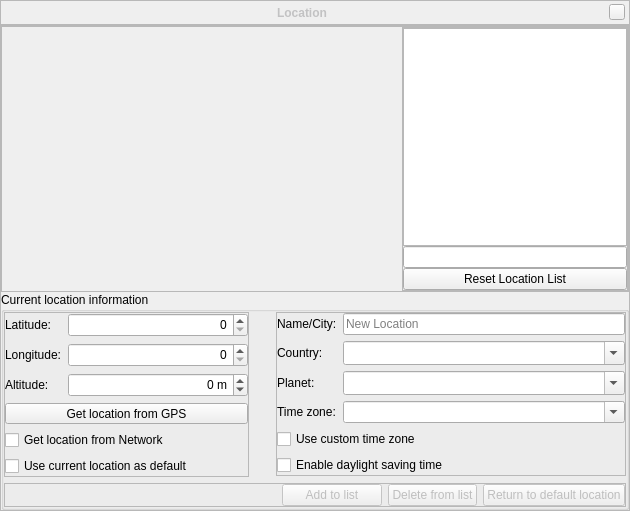
This is src/gui/locationDialogGui.ui in ultrapre/stellarium as Qt 5 draws it before an edit. The edited form follows.
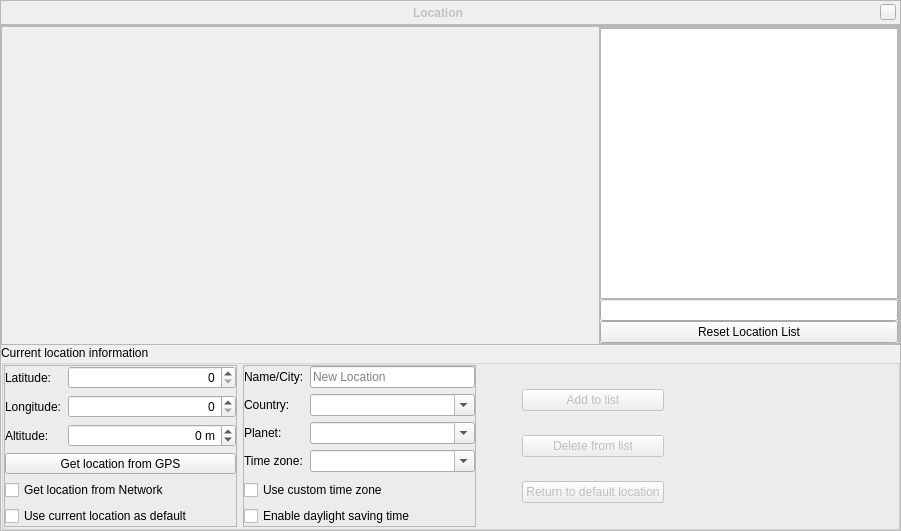
This is the edited form. Icons and pictures are not drawn. Custom widgets are drawn as their Qt base class.

Diff of the .ui file:
```diff
--- a/src/gui/locationDialogGui.ui
+++ b/src/gui/locationDialogGui.ui
@@ -6,8 +6,8 @@
    <rect>
     <x>0</x>
     <y>0</y>
-    <width>630</width>
-    <height>511</height>
+    <width>901</width>
+    <height>531</height>
    </rect>
   </property>
   <property name="styleSheet">
@@ -360,12 +360,6 @@
             </item>
             <item>
              <widget class="QLineEdit" name="citySearchLineEdit">
-              <property name="sizePolicy">
-               <sizepolicy hsizetype="Expanding" vsizetype="Fixed">
-                <horstretch>0</horstretch>
-                <verstretch>0</verstretch>
-               </sizepolicy>
-              </property>
               <property name="toolTip">
                <string>Standard list of locations contains only English names (without diacritics!)</string>
               </property>
@@ -410,7 +404,7 @@
         <property name="title">
          <string>Current location information</string>
         </property>
-        <layout class="QGridLayout" name="gridLayout">
+        <layout class="QHBoxLayout" name="horizontalLayout">
          <property name="leftMargin">
           <number>0</number>
          </property>
@@ -423,101 +417,7 @@
          <property name="bottomMargin">
           <number>0</number>
          </property>
-         <item row="2" column="1" colspan="3">
-          <widget class="QFrame" name="frame_3">
-           <property name="minimumSize">
-            <size>
-             <width>0</width>
-             <height>0</height>
-            </size>
-           </property>
-           <property name="frameShape">
-            <enum>QFrame::StyledPanel</enum>
-           </property>
-           <property name="frameShadow">
-            <enum>QFrame::Raised</enum>
-           </property>
-           <layout class="QHBoxLayout" name="horizontalLayout">
-            <property name="leftMargin">
-             <number>0</number>
-            </property>
-            <property name="topMargin">
-             <number>0</number>
-            </property>
-            <property name="rightMargin">
-             <number>0</number>
-            </property>
-            <property name="bottomMargin">
-             <number>0</number>
-            </property>
-            <item>
-             <spacer name="horizontalSpacer">
-              <property name="orientation">
-               <enum>Qt::Horizontal</enum>
-              </property>
-              <property name="sizeHint" stdset="0">
-               <size>
-                <width>40</width>
-                <height>20</height>
-               </size>
-              </property>
-             </spacer>
-            </item>
-            <item>
-             <widget class="QPushButton" name="addLocationToListPushButton">
-              <property name="enabled">
-               <bool>false</bool>
-              </property>
-              <property name="minimumSize">
-               <size>
-                <width>100</width>
-                <height>0</height>
-               </size>
-              </property>
-              <property name="focusPolicy">
-               <enum>Qt::NoFocus</enum>
-              </property>
-              <property name="text">
-               <string>Add to list</string>
-              </property>
-             </widget>
-            </item>
-            <item>
-             <widget class="QPushButton" name="deleteLocationFromListPushButton">
-              <property name="enabled">
-               <bool>false</bool>
-              </property>
-              <property name="minimumSize">
-               <size>
-                <width>60</width>
-                <height>0</height>
-               </size>
-              </property>
-              <property name="focusPolicy">
-               <enum>Qt::NoFocus</enum>
-              </property>
-              <property name="text">
-               <string>Delete from list</string>
-              </property>
-             </widget>
-            </item>
-            <item>
-             <widget class="QPushButton" name="pushButtonReturnToDefault">
-              <property name="enabled">
-               <bool>false</bool>
-              </property>
-              <property name="focusPolicy">
-               <enum>Qt::NoFocus</enum>
-              </property>
-              <property name="text">
-               <string>Return to default location</string>
-              </property>
-             </widget>
-            </item>
-           </layout>
-          </widget>
-         </item>
-         <item row="0" column="1">
+         <item>
           <widget class="QFrame" name="frame_4">
            <property name="sizePolicy">
             <sizepolicy hsizetype="Preferred" vsizetype="Minimum">
@@ -525,19 +425,13 @@
              <verstretch>0</verstretch>
             </sizepolicy>
            </property>
-           <property name="minimumSize">
-            <size>
-             <width>0</width>
-             <height>0</height>
-            </size>
-           </property>
            <property name="frameShape">
             <enum>QFrame::StyledPanel</enum>
            </property>
            <property name="frameShadow">
             <enum>QFrame::Raised</enum>
            </property>
-           <layout class="QGridLayout" name="gridLayout_4">
+           <layout class="QGridLayout" name="gridLayout_4" columnstretch="0,1">
             <property name="leftMargin">
              <number>0</number>
             </property>
@@ -562,12 +456,6 @@
             </item>
             <item row="2" column="1">
              <widget class="QSpinBox" name="altitudeSpinBox">
-              <property name="minimumSize">
-               <size>
-                <width>100</width>
-                <height>24</height>
-               </size>
-              </property>
               <property name="toolTip">
                <string>Enter the altitude in meter</string>
               </property>
@@ -611,12 +499,6 @@
             </item>
             <item row="1" column="1">
              <widget class="AngleSpinBox" name="longitudeSpinBox">
-              <property name="minimumSize">
-               <size>
-                <width>140</width>
-                <height>24</height>
-               </size>
-              </property>
               <property name="toolTip">
                <string>You can enter values in decimal degrees, or using dms format, for example: +1d 12m 8s</string>
               </property>
@@ -634,12 +516,6 @@
             </item>
             <item row="0" column="1">
              <widget class="AngleSpinBox" name="latitudeSpinBox">
-              <property name="minimumSize">
-               <size>
-                <width>180</width>
-                <height>24</height>
-               </size>
-              </property>
               <property name="toolTip">
                <string>You can enter values in decimal degrees, or using dms format, for example: +1d 12m 8s</string>
               </property>
@@ -685,33 +561,8 @@
            </layout>
           </widget>
          </item>
-         <item row="0" column="2">
-          <spacer name="horizontalSpacer_2">
-           <property name="orientation">
-            <enum>Qt::Horizontal</enum>
-           </property>
-           <property name="sizeHint" stdset="0">
-            <size>
-             <width>40</width>
-             <height>20</height>
-            </size>
-           </property>
-          </spacer>
-         </item>
-         <item row="0" column="3">
+         <item>
           <widget class="QFrame" name="frame_5">
-           <property name="sizePolicy">
-            <sizepolicy hsizetype="Preferred" vsizetype="Maximum">
-             <horstretch>0</horstretch>
-             <verstretch>0</verstretch>
-            </sizepolicy>
-           </property>
-           <property name="minimumSize">
-            <size>
-             <width>350</width>
-             <height>0</height>
-            </size>
-           </property>
            <property name="frameShape">
             <enum>QFrame::StyledPanel</enum>
            </property>
@@ -733,24 +584,6 @@
             </property>
             <item row="1" column="1">
              <widget class="QComboBox" name="countryNameComboBox">
-              <property name="sizePolicy">
-               <sizepolicy hsizetype="Preferred" vsizetype="Preferred">
-                <horstretch>0</horstretch>
-                <verstretch>0</verstretch>
-               </sizepolicy>
-              </property>
-              <property name="minimumSize">
-               <size>
-                <width>0</width>
-                <height>24</height>
-               </size>
-              </property>
-              <property name="maximumSize">
-               <size>
-                <width>16777215</width>
-                <height>24</height>
-               </size>
-              </property>
               <property name="editable">
                <bool>true</bool>
               </property>
@@ -759,27 +592,20 @@
               </property>
              </widget>
             </item>
-            <item row="0" column="1">
-             <widget class="QLineEdit" name="cityNameLineEdit">
-              <property name="placeholderText">
-               <string>New Location</string>
-              </property>
-             </widget>
-            </item>
-            <item row="2" column="0">
-             <widget class="QLabel" name="label_6">
-              <property name="text">
-               <string>Planet:</string>
-              </property>
-             </widget>
-            </item>
-            <item row="4" column="0" colspan="2">
+            <item row="5" column="0" colspan="2">
              <widget class="QCheckBox" name="useCustomTimeZoneCheckBox">
               <property name="text">
                <string>Use custom time zone</string>
               </property>
              </widget>
             </item>
+            <item row="2" column="0">
+             <widget class="QLabel" name="label_6">
+              <property name="text">
+               <string>Planet:</string>
+              </property>
+             </widget>
+            </item>
             <item row="3" column="0">
              <widget class="QLabel" name="timeZoneLabel">
               <property name="text">
@@ -787,6 +613,13 @@
               </property>
              </widget>
             </item>
+            <item row="0" column="1">
+             <widget class="QLineEdit" name="cityNameLineEdit">
+              <property name="placeholderText">
+               <string>New Location</string>
+              </property>
+             </widget>
+            </item>
             <item row="0" column="0">
              <widget class="QLabel" name="label_3">
               <property name="text">
@@ -809,24 +642,6 @@
             </item>
             <item row="2" column="1">
              <widget class="QComboBox" name="planetNameComboBox">
-              <property name="sizePolicy">
-               <sizepolicy hsizetype="Preferred" vsizetype="Preferred">
-                <horstretch>0</horstretch>
-                <verstretch>0</verstretch>
-               </sizepolicy>
-              </property>
-              <property name="minimumSize">
-               <size>
-                <width>0</width>
-                <height>24</height>
-               </size>
-              </property>
-              <property name="maximumSize">
-               <size>
-                <width>16777215</width>
-                <height>24</height>
-               </size>
-              </property>
               <property name="editable">
                <bool>true</bool>
               </property>
@@ -835,6 +650,19 @@
               </property>
              </widget>
             </item>
+            <item row="4" column="0">
+             <spacer name="verticalSpacer_2">
+              <property name="orientation">
+               <enum>Qt::Vertical</enum>
+              </property>
+              <property name="sizeHint" stdset="0">
+               <size>
+                <width>0</width>
+                <height>0</height>
+               </size>
+              </property>
+             </spacer>
+            </item>
             <item row="1" column="0">
              <widget class="QLabel" name="label_4">
               <property name="text">
@@ -842,7 +670,7 @@
               </property>
              </widget>
             </item>
-            <item row="5" column="0" colspan="2">
+            <item row="6" column="0" colspan="2">
              <widget class="QCheckBox" name="dstCheckBox">
               <property name="toolTip">
                <string/>
@@ -855,6 +683,148 @@
            </layout>
           </widget>
          </item>
+         <item>
+          <spacer name="horizontalSpacer_3">
+           <property name="orientation">
+            <enum>Qt::Horizontal</enum>
+           </property>
+           <property name="sizeType">
+            <enum>QSizePolicy::Fixed</enum>
+           </property>
+           <property name="sizeHint" stdset="0">
+            <size>
+             <width>40</width>
+             <height>20</height>
+            </size>
+           </property>
+          </spacer>
+         </item>
+         <item>
+          <layout class="QVBoxLayout" name="verticalLayout_2">
+           <property name="spacing">
+            <number>0</number>
+           </property>
+           <property name="leftMargin">
+            <number>0</number>
+           </property>
+           <item>
+            <spacer name="verticalSpacer_5">
+             <property name="orientation">
+              <enum>Qt::Vertical</enum>
+             </property>
+             <property name="sizeHint" stdset="0">
+              <size>
+               <width>0</width>
+               <height>0</height>
+              </size>
+             </property>
+            </spacer>
+           </item>
+           <item>
+            <widget class="QPushButton" name="addLocationToListPushButton">
+             <property name="enabled">
+              <bool>false</bool>
+             </property>
+             <property name="minimumSize">
+              <size>
+               <width>100</width>
+               <height>0</height>
+              </size>
+             </property>
+             <property name="focusPolicy">
+              <enum>Qt::NoFocus</enum>
+             </property>
+             <property name="text">
+              <string>Add to list</string>
+             </property>
+            </widget>
+           </item>
+           <item>
+            <spacer name="verticalSpacer_3">
+             <property name="orientation">
+              <enum>Qt::Vertical</enum>
+             </property>
+             <property name="sizeHint" stdset="0">
+              <size>
+               <width>0</width>
+               <height>0</height>
+              </size>
+             </property>
+            </spacer>
+           </item>
+           <item>
+            <widget class="QPushButton" name="deleteLocationFromListPushButton">
+             <property name="enabled">
+              <bool>false</bool>
+             </property>
+             <property name="minimumSize">
+              <size>
+               <width>60</width>
+               <height>0</height>
+              </size>
+             </property>
+             <property name="focusPolicy">
+              <enum>Qt::NoFocus</enum>
+             </property>
+             <property name="text">
+              <string>Delete from list</string>
+             </property>
+            </widget>
+           </item>
+           <item>
+            <spacer name="verticalSpacer_4">
+             <property name="orientation">
+              <enum>Qt::Vertical</enum>
+             </property>
+             <property name="sizeHint" stdset="0">
+              <size>
+               <width>0</width>
+               <height>0</height>
+              </size>
+             </property>
+            </spacer>
+           </item>
+           <item>
+            <widget class="QPushButton" name="pushButtonReturnToDefault">
+             <property name="enabled">
+              <bool>false</bool>
+             </property>
+             <property name="focusPolicy">
+              <enum>Qt::NoFocus</enum>
+             </property>
+             <property name="text">
+              <string>Return to default location</string>
+             </property>
+            </widget>
+           </item>
+           <item>
+            <spacer name="verticalSpacer">
+             <property name="orientation">
+              <enum>Qt::Vertical</enum>
+             </property>
+             <property name="sizeHint" stdset="0">
+              <size>
+               <width>0</width>
+               <height>0</height>
+              </size>
+             </property>
+            </spacer>
+           </item>
+          </layout>
+         </item>
+         <item>
+          <spacer name="horizontalSpacer_2">
+           <property name="orientation">
+            <enum>Qt::Horizontal</enum>
+           </property>
+           <property name="sizeHint" stdset="0">
+            <size>
+             <width>40</width>
+             <height>20</height>
+            </size>
+           </property>
+          </spacer>
+         </item>
         </layout>
        </widget>
       </item>
```
Left out of the diff: 3 changed lines with no effect on the pictures.
